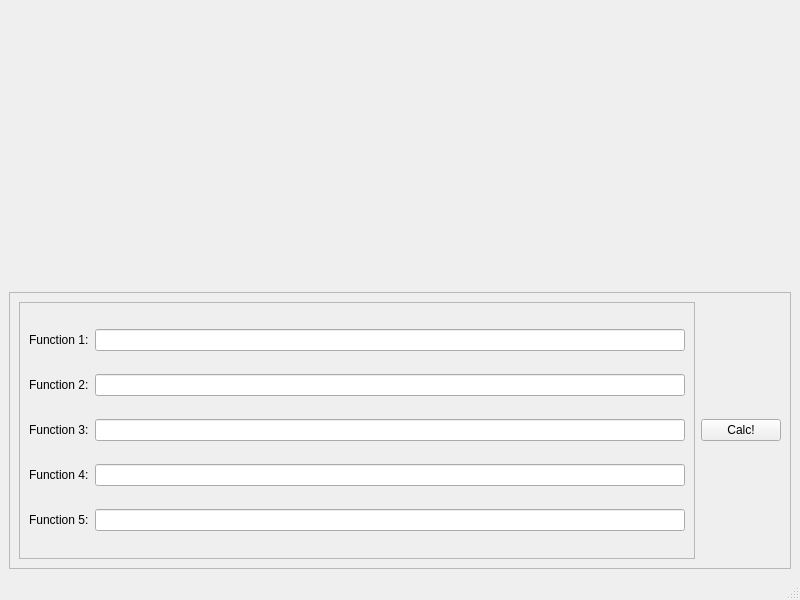
Before: the Qt Designer form mainwindow.ui in tristhaus/QtPollyNom, drawn with Qt 5.
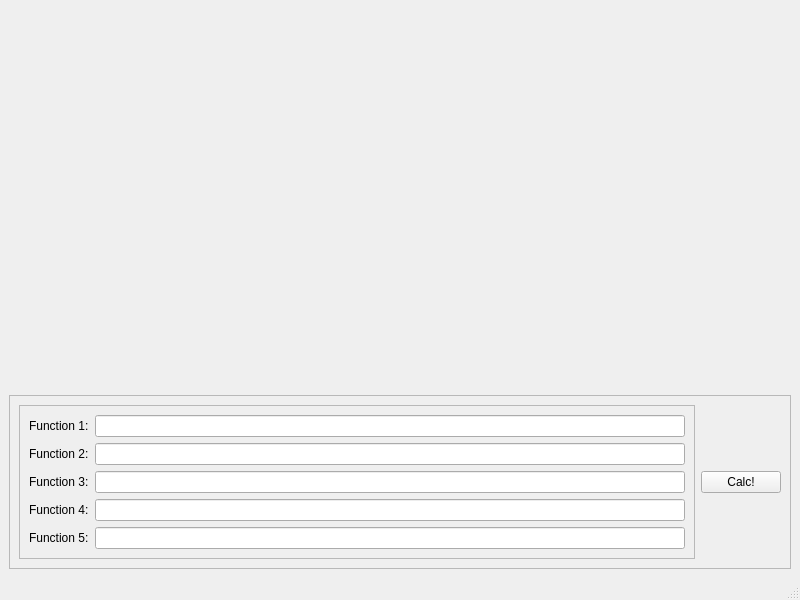
After: the same form once the commit is applied. Custom widgets are drawn as their Qt base class.

Commit message: Add resizing policy

What changed in the file:
```diff
--- a/mainwindow.ui
+++ b/mainwindow.ui
@@ -22,6 +22,12 @@
     </item>
     <item>
      <widget class="QFrame" name="inputFrame0">
+      <property name="sizePolicy">
+       <sizepolicy hsizetype="Preferred" vsizetype="Maximum">
+        <horstretch>0</horstretch>
+        <verstretch>0</verstretch>
+       </sizepolicy>
+      </property>
       <property name="frameShape">
        <enum>QFrame::StyledPanel</enum>
       </property>
```
